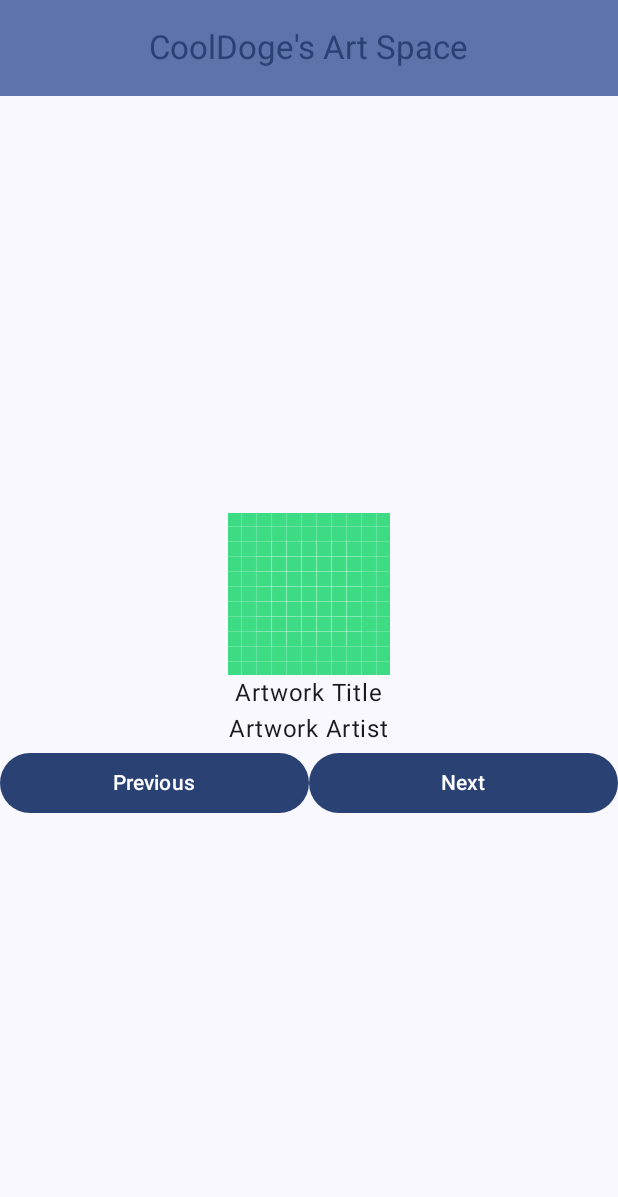
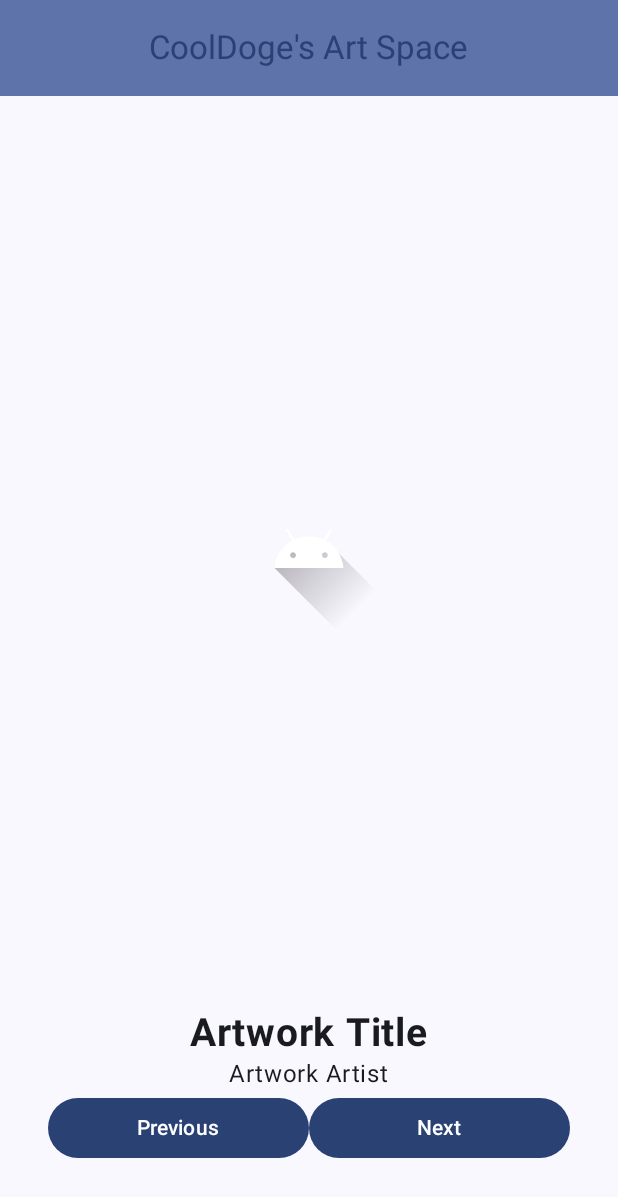
Before and after one commit to Co0lDoge/CD-Art-Space, an Android app built with Jetpack Compose: the screen it shows after launch (MainActivity), on a phone screen of 412 x 824 dp. Shown: the top 1197 px of the screen. Run offline under Robolectric (Android 15) with nearby library versions, the phone set to English and light mode, and no system bars.

Commit message:
Implement static UI

```diff
--- a/app/src/main/java/com/example/cdartspace/MainActivity.kt
+++ b/app/src/main/java/com/example/cdartspace/MainActivity.kt
@@ -7,6 +7,7 @@ import androidx.compose.foundation.Image
 import androidx.compose.foundation.layout.Arrangement
 import androidx.compose.foundation.layout.Column
 import androidx.compose.foundation.layout.Row
+import androidx.compose.foundation.layout.Spacer
 import androidx.compose.foundation.layout.fillMaxSize
 import androidx.compose.foundation.layout.padding
 import androidx.compose.material3.Button
@@ -21,7 +22,10 @@ import androidx.compose.runtime.Composable
 import androidx.compose.ui.Alignment
 import androidx.compose.ui.Modifier
 import androidx.compose.ui.res.painterResource
+import androidx.compose.ui.text.font.FontWeight
 import androidx.compose.ui.tooling.preview.Preview
+import androidx.compose.ui.unit.dp
+import androidx.compose.ui.unit.sp
 import com.example.cdartspace.ui.theme.CDArtSpaceTheme
 
 class MainActivity : ComponentActivity() {
@@ -34,7 +38,7 @@ class MainActivity : ComponentActivity() {
                     modifier = Modifier.fillMaxSize(),
                     color = MaterialTheme.colorScheme.background
                 ) {
-                    ArtSpace()
+                    ArtSpaceApp()
                 }
             }
         }
@@ -43,7 +47,7 @@ class MainActivity : ComponentActivity() {
 
 @OptIn(ExperimentalMaterial3Api::class)
 @Composable
-fun ArtSpace(modifier: Modifier = Modifier) {
+fun ArtSpaceApp(modifier: Modifier = Modifier) {
     Scaffold(
         topBar = {
             CenterAlignedTopAppBar(
@@ -57,22 +61,48 @@ fun ArtSpace(modifier: Modifier = Modifier) {
             )
         },
     ) { innerPadding ->
+        Surface(
+            modifier = modifier.padding(innerPadding)
+        ) {
+            ArtSpaceScreen()
+        }
+    }
+}
+
+@Composable
+fun ArtSpaceScreen(modifier: Modifier = Modifier) {
+    Column(
+        verticalArrangement = Arrangement.SpaceBetween,
+        horizontalAlignment = Alignment.CenterHorizontally,
+        modifier = modifier
+            .padding(16.dp)
+            .fillMaxSize()
+    ) {
+        // This spacer is used to push image to center
+        Spacer(modifier = modifier)
+
+        Image(
+            painter = painterResource(id = R.drawable.ic_launcher_foreground),
+            contentDescription = null,
+        )
+
+        // Bottom part of the column
         Column(
-            verticalArrangement = Arrangement.Center,
+            verticalArrangement = Arrangement.Bottom,
             horizontalAlignment = Alignment.CenterHorizontally,
             modifier = modifier
-                .padding(innerPadding)
-                .fillMaxSize()
+                .padding(16.dp)
         ) {
-            Image(
-                painter = painterResource(id = R.drawable.ic_launcher_background),
-                contentDescription = null,
+            Text(
+                text = "Artwork Title",
+                fontSize = 26.sp,
+                fontWeight = FontWeight.Bold
+            )
+            Text(
+                text = "Artwork Artist"
             )
 
-            Text(text = "Artwork Title")
-            Text(text = "Artwork Artist")
-
-            Row {
+            Row(modifier = modifier.padding(bottom = 16.dp)) {
                 Button(onClick = { /*TODO*/ }, modifier.weight(1f)) {
                     Text(text = "Previous")
                 }
@@ -88,6 +118,6 @@ fun ArtSpace(modifier: Modifier = Modifier) {
 @Composable
 fun ArtSpacePreview() {
     CDArtSpaceTheme {
-        ArtSpace()
+        ArtSpaceApp()
     }
 }
```
